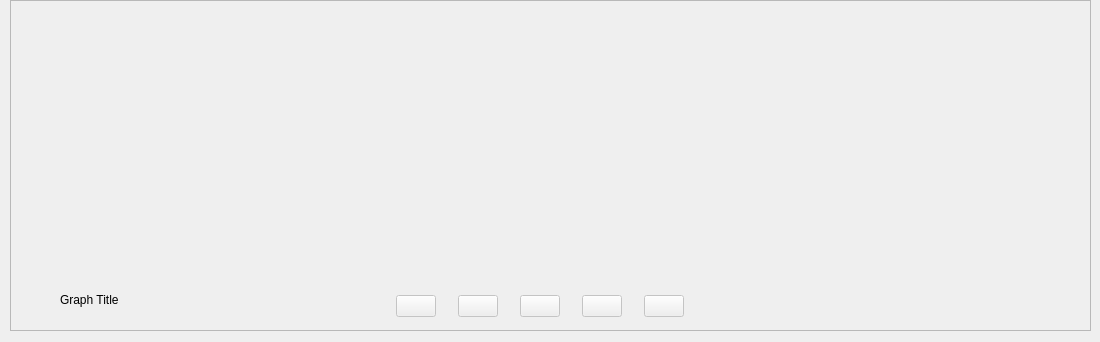
MohamedHisham20/Signal-Viewer, file GUI/graph_widget/form.ui: the form before one commit.
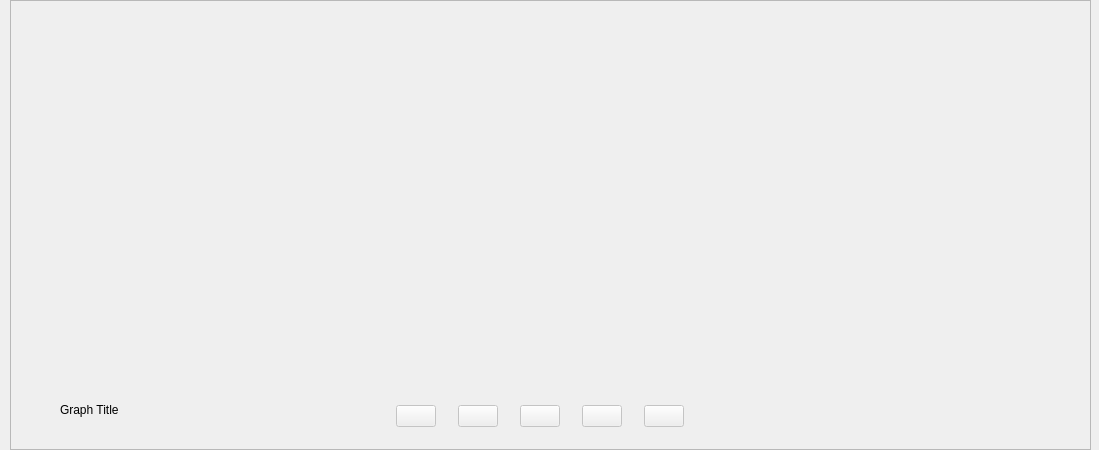
The form after the commit. Icons and pictures are not drawn.

```diff
--- a/GUI/graph_widget/form.ui
+++ b/GUI/graph_widget/form.ui
@@ -6,14 +6,14 @@
    <rect>
     <x>0</x>
     <y>0</y>
-    <width>1100</width>
-    <height>342</height>
+    <width>1099</width>
+    <height>450</height>
    </rect>
   </property>
   <property name="minimumSize">
    <size>
     <width>0</width>
-    <height>336</height>
+    <height>450</height>
    </size>
   </property>
   <property name="windowTitle">
@@ -25,9 +25,15 @@
      <x>10</x>
      <y>0</y>
      <width>1081</width>
-     <height>331</height>
+     <height>450</height>
     </rect>
    </property>
+   <property name="minimumSize">
+    <size>
+     <width>0</width>
+     <height>450</height>
+    </size>
+   </property>
    <property name="frameShape">
     <enum>QFrame::Shape::StyledPanel</enum>
    </property>
@@ -38,7 +44,7 @@
     <property name="geometry">
      <rect>
       <x>10</x>
-      <y>160</y>
+      <y>230</y>
       <width>24</width>
       <height>24</height>
      </rect>
@@ -64,17 +70,29 @@
      <rect>
       <x>50</x>
       <y>10</y>
-      <width>1051</width>
-      <height>261</height>
+      <width>1020</width>
+      <height>380</height>
      </rect>
     </property>
+    <property name="minimumSize">
+     <size>
+      <width>0</width>
+      <height>380</height>
+     </size>
+    </property>
+    <property name="maximumSize">
+     <size>
+      <width>16777215</width>
+      <height>380</height>
+     </size>
+    </property>
     <widget class="QWidget" name="verticalLayoutWidget">
      <property name="geometry">
       <rect>
        <x>-1</x>
        <y>-1</y>
        <width>1051</width>
-       <height>261</height>
+       <height>381</height>
       </rect>
      </property>
      <layout class="QVBoxLayout" name="verticalLayout"/>
@@ -84,7 +102,7 @@
     <property name="geometry">
      <rect>
       <x>370</x>
-      <y>290</y>
+      <y>400</y>
       <width>321</width>
       <height>32</height>
      </rect>
@@ -196,7 +214,7 @@
     <property name="geometry">
      <rect>
       <x>50</x>
-      <y>280</y>
+      <y>390</y>
       <width>201</width>
       <height>41</height>
      </rect>
```
